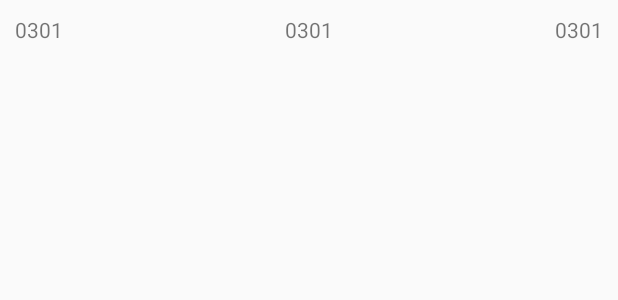
After one commit to Neha814/AlphaLogistic, an Android app: the layout sync_listitem.xml on its own in the app's theme, with its tools: preview values and no code run, on a phone screen of 412 x 824 dp. The commit adds this screen. Shown: the top 300 px of the screen. Run offline under Robolectric (Android 15) with nearby library versions, the phone set to English and light mode, and no system bars.

Commit message:
changes5

```diff
--- /dev/null
+++ b/app/src/main/res/layout/sync_listitem.xml
@@ -0,0 +1,35 @@
+<?xml version="1.0" encoding="utf-8"?>
+<LinearLayout xmlns:android="http://schemas.android.com/apk/res/android"
+    android:orientation="horizontal"
+    android:padding="10dp"
+    android:gravity="center_vertical"
+    android:layout_width="match_parent"
+    android:layout_height="wrap_content">
+
+        <TextView
+            android:id="@+id/route_tv"
+            android:layout_width="0dp"
+            android:layout_weight="1"
+            android:gravity="left"
+            android:layout_height="wrap_content"
+            android:text="0301" />
+
+    <TextView
+        android:id="@+id/stop_tv"
+        android:layout_width="0dp"
+        android:layout_weight="1"
+        android:gravity="center_horizontal"
+        android:layout_height="wrap_content"
+        android:text="0301" />
+
+    <TextView
+        android:id="@+id/peices_tv"
+        android:layout_width="0dp"
+        android:layout_weight="1"
+        android:gravity="right"
+        android:layout_height="wrap_content"
+        android:text="0301" />
+
+
+
+</LinearLayout>
--- a/app/src/main/res/values/colors.xml
+++ b/app/src/main/res/values/colors.xml
@@ -17,5 +17,7 @@
  <color name="white">#ffffff</color>
  <color name="black">#000000</color>
 
+ <color name="green">#00d210</color>
+
 
 </resources>
```
Also changed, not shown: app/src/main/java/Fragments/NavSyncFragment.java (+70 -45 lines), app/src/main/java/functions/StringUtils.java (+28 -0 lines), app/src/main/res/layout/nav_sync.xml (+74 -20 lines).
